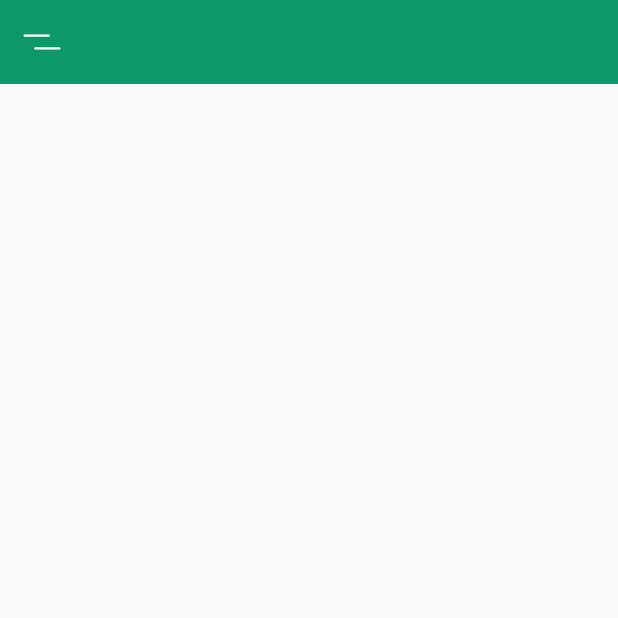
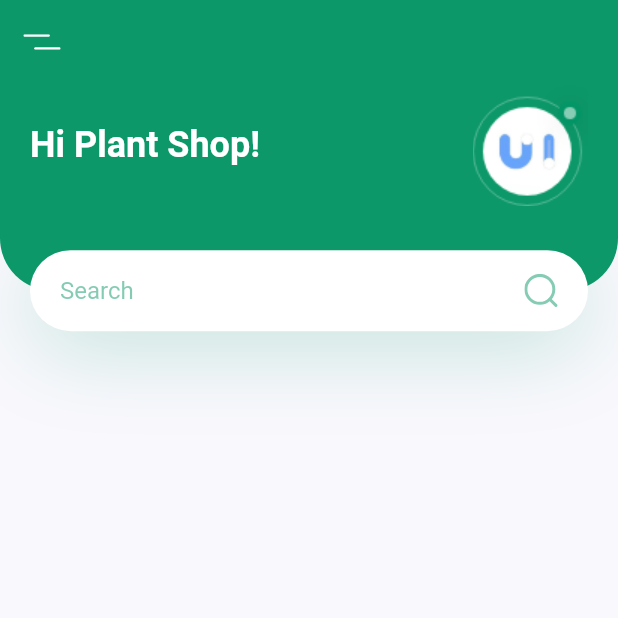
Before and after one commit to Kiet-Pham-Vo-Anh/Plant_App_UI, a Flutter app: the screen it shows after launch, on a phone screen of 412 x 824 dp, the top half of it. Run offline on Flutter 3.47's test engine with Material 2 defaults, Android fonts, the phone set to English and light mode, and no system bars; our stand-ins replace flutter_svg.

Commit message:
Search UI

```diff
--- /dev/null
+++ b/lib/screens/home/components/body.dart
@@ -0,0 +1,103 @@
+import 'package:flutter/material.dart';
+import 'package:flutter_svg/svg.dart';
+import 'package:plant_app/constants.dart';
+
+class Body extends StatelessWidget {
+  const Body({super.key});
+
+  @override
+  Widget build(BuildContext context) {
+    Size size = MediaQuery.of(context).size;
+    return Column(
+      children: <Widget>[HeaderSearchBox(size: size)],
+    );
+  }
+}
+
+class HeaderSearchBox extends StatelessWidget {
+  const HeaderSearchBox({
+    Key? key,
+    required this.size,
+  }) : super(key: key);
+
+  final Size size;
+
+  @override
+  Widget build(BuildContext context) {
+    return Container(
+      height: size.height * 0.2,
+      child: Stack(
+        children: <Widget>[
+          Container(
+            padding: const EdgeInsets.only(
+              left: kDefaultPadding,
+              right: kDefaultPadding,
+              bottom: 36 + kDefaultPadding,
+            ),
+            height: size.height * 0.2 - 27,
+            decoration: const BoxDecoration(
+              color: kPrimaryColor,
+              borderRadius: BorderRadius.only(
+                bottomLeft: Radius.circular(35),
+                bottomRight: Radius.circular(35),
+              ),
+            ),
+            child: Row(
+              children: <Widget>[
+                Text(
+                  "Hi Plant Shop!",
+                  style: Theme.of(context).textTheme.headline5!.copyWith(
+                        fontWeight: FontWeight.bold,
+                        color: Colors.white,
+                      ),
+                ),
+                const Spacer(),
+                Image.asset("assets/images/logo.png"),
+              ],
+            ),
+          ),
+          Positioned(
+            bottom: 0,
+            left: 0,
+            right: 0,
+            child: Container(
+              alignment: Alignment.center,
+              margin: const EdgeInsets.symmetric(horizontal: kDefaultPadding),
+              padding: const EdgeInsets.symmetric(horizontal: kDefaultPadding),
+              height: 54,
+              decoration: BoxDecoration(
+                color: Colors.white,
+                borderRadius: BorderRadius.circular(30),
+                boxShadow: [
+                  BoxShadow(
+                    offset: const Offset(0, 10),
+                    blurRadius: 50,
+                    color: kPrimaryColor.withOpacity(0.23),
+                  ),
+                ],
+              ),
+              child: Row(
+                children: [
+                  Expanded(
+                    child: TextField(
+                      onChanged: (value) {},
+                      decoration: InputDecoration(
+                        hintText: "Search",
+                        hintStyle: TextStyle(
+                          color: kPrimaryColor.withOpacity(0.5),
+                        ),
+                        enabledBorder: InputBorder.none,
+                        focusedBorder: InputBorder.none,
+                      ),
+                    ),
+                  ),
+                  SvgPicture.asset("assets/icons/search.svg")
+                ],
+              ),
+            ),
+          ),
+        ],
+      ),
+    );
+  }
+}
--- a/lib/screens/home/home_screen.dart
+++ b/lib/screens/home/home_screen.dart
@@ -1,6 +1,7 @@
 import 'package:flutter/material.dart';
 import 'package:flutter_svg/svg.dart';
 import 'package:plant_app/constants.dart';
+import 'package:plant_app/screens/home/components/body.dart';
 
 class HomeScreen extends StatelessWidget {
   const HomeScreen({super.key});
@@ -9,6 +10,7 @@ class HomeScreen extends StatelessWidget {
   Widget build(BuildContext context) {
     return Scaffold(
       appBar: buildAppBar(),
+      body: Body(),
     );
   }
 
```
